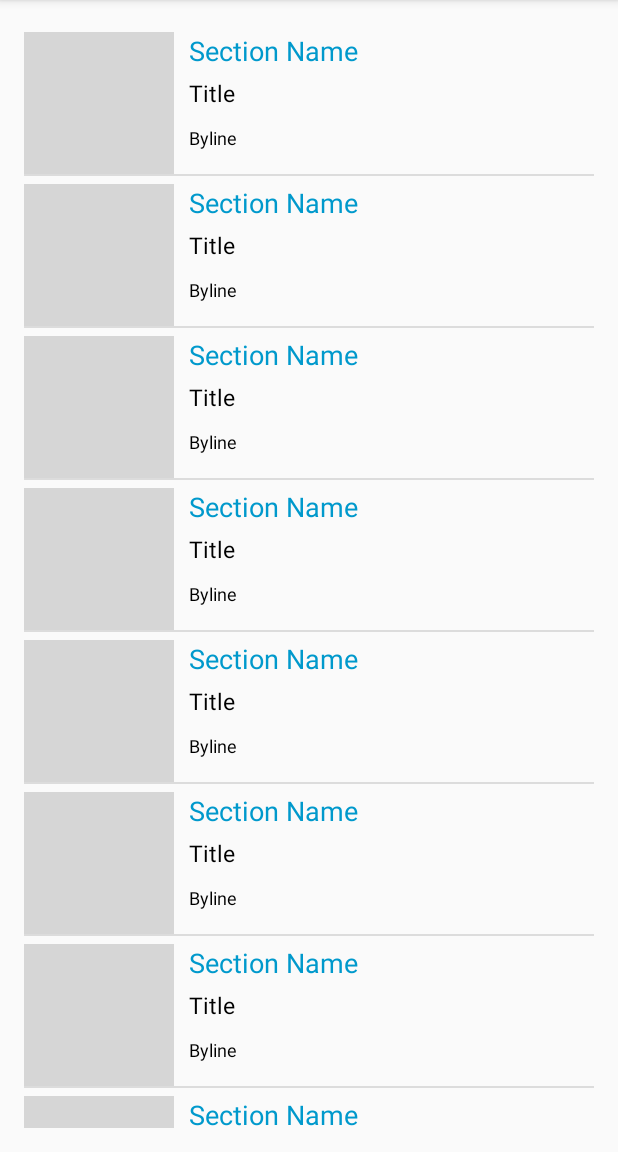
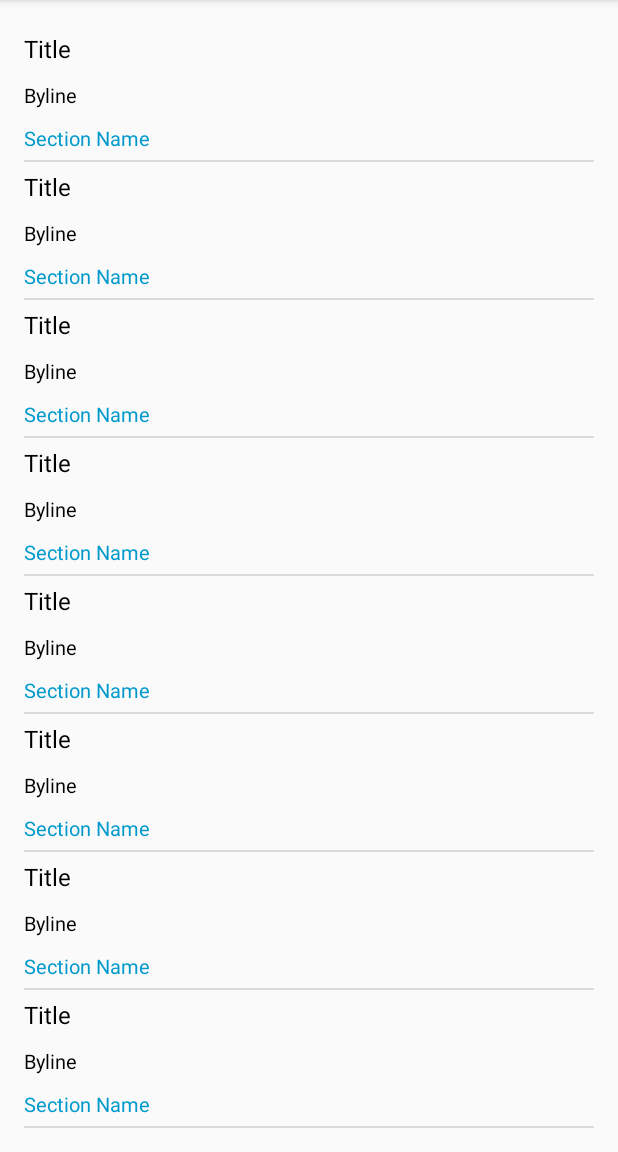
Before and after one commit to matthiashk/Guardian-News-App, an Android app: the screen it shows after launch (MainActivity), on a phone screen of 412 x 824 dp, the part 84-1236 px from its top. Run offline under Robolectric (Android 15) with nearby library versions, the phone set to English and light mode, and no system bars; pictures from the network do not load; 3 statements that could not run were skipped.

Commit message:
added article title and byline to articleview increased number of items fetched to 20 -> adding 'page-size' as query param removed thumbnail from mainactivity + newsadapter tweaked rowlayout for text only view

```diff
--- a/app/src/main/java/com/matthiasko/newsapp/FetchNewsAsyncTask.java
+++ b/app/src/main/java/com/matthiasko/newsapp/FetchNewsAsyncTask.java
@@ -110,6 +110,8 @@ public class FetchNewsAsyncTask extends AsyncTask<Void, Void, NewsItem[]> {
             final String BOOKS_BASE_URL = "http://content.guardianapis.com/search?";
             final String DATE_PARAM = "from-date";
             final String FIELDS_PARAM = "show-fields";
+            final String PAGESIZE_PARAM = "page-size";
+
             final String API_KEY_PARAM = "api-key";
 
             final String THUMBNAIL = "thumbnail";
@@ -118,11 +120,13 @@ public class FetchNewsAsyncTask extends AsyncTask<Void, Void, NewsItem[]> {
             SimpleDateFormat dateFormat = new SimpleDateFormat("yyyy-MM-dd");
             Date date = new Date();
             String datetime = dateFormat.format(date);
+            String pagesize = "20";
             //System.out.println("Current Date Time : " + datetime);
 
             Uri builtUri = Uri.parse(BOOKS_BASE_URL)
                     .buildUpon()
                     .appendQueryParameter(DATE_PARAM, datetime)
+                    .appendQueryParameter(PAGESIZE_PARAM, pagesize)
                     .appendQueryParameter(FIELDS_PARAM, THUMBNAIL + BYLINE)
                     .appendQueryParameter(API_KEY_PARAM, mContext.getResources().getString(R.string.api_key))
                     .build();
--- a/app/src/main/java/com/matthiasko/newsapp/MainActivity.java
+++ b/app/src/main/java/com/matthiasko/newsapp/MainActivity.java
@@ -19,22 +19,29 @@ public class MainActivity extends AppCompatActivity implements SendToActivity {
     ListView listView;
     NewsAdapter newsAdapter;
     NewsItem[] results;
+    String title;
+    String byline;
 
     public final static String EXTRA_MESSAGE = "com.matthiasko.newsapp.MESSAGE";
+    public final static String EXTRA_TITLE = "com.matthiasko.newsapp.TITLE";
+    public final static String EXTRA_BYLINE = "com.matthiasko.newsapp.BYLINE";
 
+    Handler handler = new Handler() { // used to get article html from fetcharticleaynctask onpostexecute
 
-    Handler handler = new Handler() {
         @Override
         public void handleMessage(Message msg) {
             String value = (String) msg.obj;
 
-            // TODO: send to articleviewactivity
+            // send to articleviewactivity
 
             Intent intent = new Intent(getApplicationContext(), ArticleViewActivity.class);
             intent.putExtra(EXTRA_MESSAGE, value);
+            intent.putExtra(EXTRA_TITLE, title);
+            intent.putExtra(EXTRA_BYLINE, byline);
+
             startActivity(intent);
 
-            System.out.println("MAINACTIVITY value = " + value);
+            //System.out.println("MAINACTIVITY value = " + value);
         }
     };
 
@@ -69,7 +76,7 @@ public class MainActivity extends AppCompatActivity implements SendToActivity {
             @Override
             public void onItemClick(AdapterView<?> parent, View view, int position, long id) {
 
-                //TODO: instead of launching url in web browser
+                // instead of launching url in web browser
                 // make api request for selected article
                 // get full text and load in textview/new activity
 
@@ -83,6 +90,12 @@ public class MainActivity extends AppCompatActivity implements SendToActivity {
                 // change https://www.theguardian.com to https://content.guardianapis.com
                 // add api-key
                 // add &show-blocks=all to end of url
+
+
+                // send title and byline to articleviewactivity
+                title = item.getTitle();
+                byline = item.getByline();
+
 
                 String webUrl = item.getWebUrl();
 
@@ -118,21 +131,8 @@ public class MainActivity extends AppCompatActivity implements SendToActivity {
                     e.printStackTrace();
                 }
 
-                // send changed url to fetcharticleasynctask to process url
-
-
-
-
-                // bodyTextSummary will contain article text
-
-                // send bodyTextSummary to new activity and display to user
-
                 // disabled
                 //startActivity(browserIntent);
-
-
-
-
             }
         });
 
--- a/app/src/main/java/com/matthiasko/newsapp/NewsAdapter.java
+++ b/app/src/main/java/com/matthiasko/newsapp/NewsAdapter.java
@@ -7,8 +7,6 @@ import android.view.ViewGroup;
 import android.widget.ArrayAdapter;
 import android.widget.ImageView;
 import android.widget.TextView;
-
-import com.squareup.picasso.Picasso;
 
 /**
  * Created by matthiasko on 8/15/16.
@@ -36,7 +34,7 @@ public class NewsAdapter extends ArrayAdapter<NewsItem> {
             holder = new ViewHolder();
             holder.sectionNameTextView = (TextView) convertView.findViewById(R.id.sectionname_textview);
             holder.titleTextView = (TextView) convertView.findViewById(R.id.title_textview);
-            holder.thumbnailImageView = (ImageView) convertView.findViewById(R.id.thumbnail_imageview);
+            //holder.thumbnailImageView = (ImageView) convertView.findViewById(R.id.thumbnail_imageview);
             holder.bylineTextView = (TextView) convertView.findViewById(R.id.byline_textview);
             convertView.setTag(holder);
 
@@ -49,6 +47,7 @@ public class NewsAdapter extends ArrayAdapter<NewsItem> {
         holder.titleTextView.setText(currentNewsItem.getTitle());
         holder.bylineTextView.setText(currentNewsItem.getByline());
 
+        /*
         if (!currentNewsItem.getThumbnail().isEmpty()) {
 
             Picasso.with(mContext)
@@ -65,6 +64,7 @@ public class NewsAdapter extends ArrayAdapter<NewsItem> {
                     .into(holder.thumbnailImageView);
 
         }
+        */
 
         return convertView;
     }
--- a/app/src/main/res/layout/rowlayout.xml
+++ b/app/src/main/res/layout/rowlayout.xml
@@ -3,52 +3,50 @@
     android:orientation="vertical" android:layout_width="match_parent"
     android:layout_height="match_parent">
 
+    <!--
     <ImageView
         android:id="@+id/thumbnail_imageview"
         android:layout_width="100dp"
         android:layout_height="100dp"
         android:paddingTop="10dp"/>
+    -->
+
+    <TextView
+        android:id="@+id/title_textview"
+        android:textColor="@android:color/black"
+        android:textSize="16sp"
+        android:layout_width="match_parent"
+        android:layout_height="match_parent"
+        android:text="Title"
+
+
+        android:paddingTop="5dp"
+        android:paddingBottom="5dp"
+        />
+
+    <TextView
+        android:id="@+id/byline_textview"
+        android:textColor="@android:color/black"
+        android:textSize="13sp"
+        android:layout_width="match_parent"
+        android:layout_height="match_parent"
+        android:text="Byline"
+        android:layout_below="@+id/title_textview"
+
+        android:paddingTop="5dp"
+        android:paddingBottom="10dp"
+        />
 
     <TextView
         android:id="@+id/sectionname_textview"
         android:textColor="@android:color/holo_blue_dark"
-        android:textSize="18sp"
+        android:textSize="13sp"
         android:text="Section Name"
-        android:layout_toEndOf="@+id/thumbnail_imageview"
-        android:paddingTop="5dp"
-        android:paddingStart="10dp"
+        android:layout_below="@+id/byline_textview"
+
+        android:paddingBottom="5dp"
 
         android:layout_width="wrap_content"
         android:layout_height="wrap_content" />
 
-    <TextView
-        android:id="@+id/title_textview"
-        android:textColor="@android:color/black"
-        android:textSize="15sp"
-        android:layout_width="match_parent"
-        android:layout_height="match_parent"
-        android:text="Title"
-        android:layout_below="@+id/sectionname_textview"
-        android:layout_toEndOf="@+id/thumbnail_imageview"
-
-        android:paddingTop="5dp"
-        android:paddingBottom="5dp"
-        android:paddingStart="10dp"/>
-
-    <TextView
-        android:id="@+id/byline_textview"
-        android:textColor="@android:color/black"
-        android:textSize="12sp"
-        android:layout_width="match_parent"
-        android:layout_height="match_parent"
-        android:text="Byline"
-        android:layout_below="@+id/title_textview"
-        android:layout_toEndOf="@+id/thumbnail_imageview"
-
-        android:paddingTop="5dp"
-        android:paddingBottom="10dp"
-        android:paddingStart="10dp"/>
-
-
-
 </RelativeLayout>
```
Also changed, not shown: app/src/main/java/com/matthiasko/newsapp/ArticleViewActivity.java (+10 -0 lines), app/src/main/java/com/matthiasko/newsapp/FetchArticleAsyncTask.java (+6 -3 lines), app/src/main/res/layout/activity_articleview.xml (+29 -6 lines).
